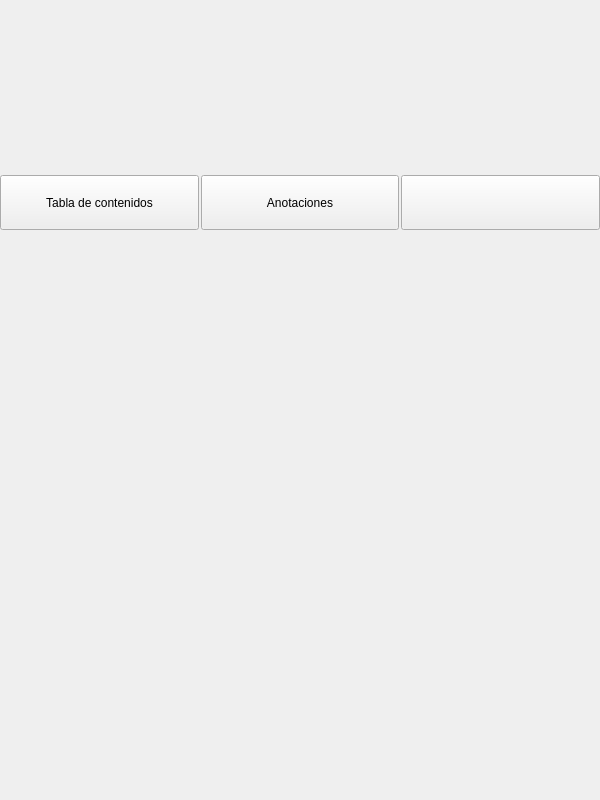
The window that bqViewer/ui/ViewerContentsPopup.ui (bq/cervantes) describes before a commit, drawn with Qt 5.
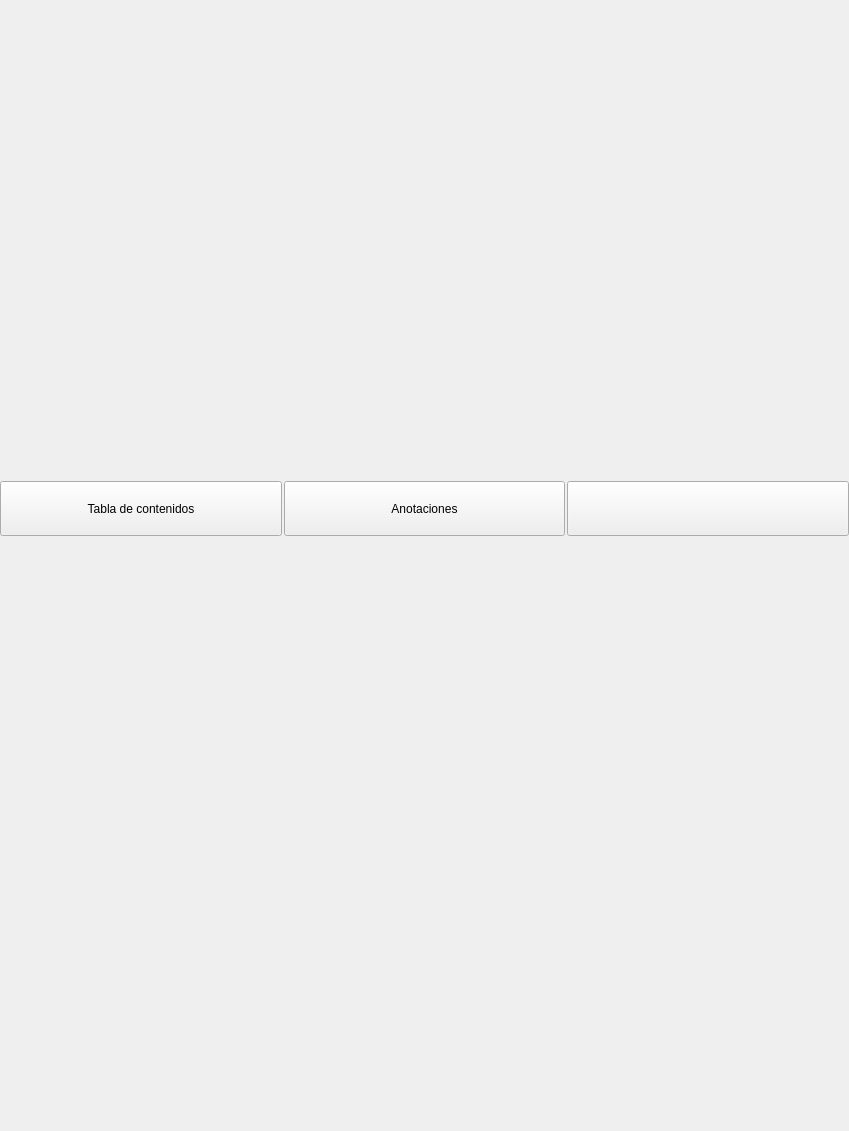
The same window after the commit. Custom widgets are drawn as their Qt base class.

Diff of the .ui file:
```diff
--- a/bqViewer/ui/ViewerContentsPopup.ui
+++ b/bqViewer/ui/ViewerContentsPopup.ui
@@ -6,20 +6,20 @@
    <rect>
     <x>0</x>
     <y>0</y>
-    <width>600</width>
-    <height>800</height>
+    <width>849</width>
+    <height>1131</height>
    </rect>
   </property>
   <property name="minimumSize">
    <size>
-    <width>600</width>
-    <height>800</height>
+    <width>0</width>
+    <height>0</height>
    </size>
   </property>
   <property name="maximumSize">
    <size>
-    <width>600</width>
-    <height>800</height>
+    <width>849</width>
+    <height>1131</height>
    </size>
   </property>
   <property name="windowTitle">
@@ -82,7 +82,7 @@
           <property name="maximumSize">
            <size>
             <width>16777215</width>
-            <height>55</height>
+            <height>78</height>
            </size>
           </property>
           <layout class="QHBoxLayout" name="horizontalLayout_4">
@@ -188,8 +188,8 @@
              </property>
              <property name="sizeHint" stdset="0">
               <size>
-               <width>40</width>
-               <height>20</height>
+               <width>57</width>
+               <height>28</height>
               </size>
              </property>
             </spacer>
@@ -246,8 +246,8 @@
           </property>
           <property name="sizeHint" stdset="0">
            <size>
-            <width>20</width>
-            <height>40</height>
+            <width>28</width>
+            <height>57</height>
            </size>
           </property>
          </spacer>
```
Left out of the diff: 26 changed lines with no effect on the pictures.
